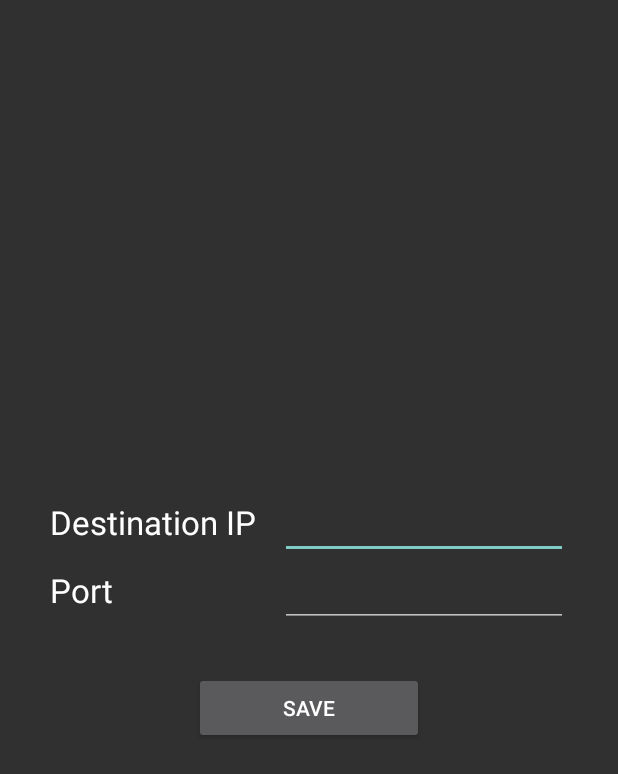
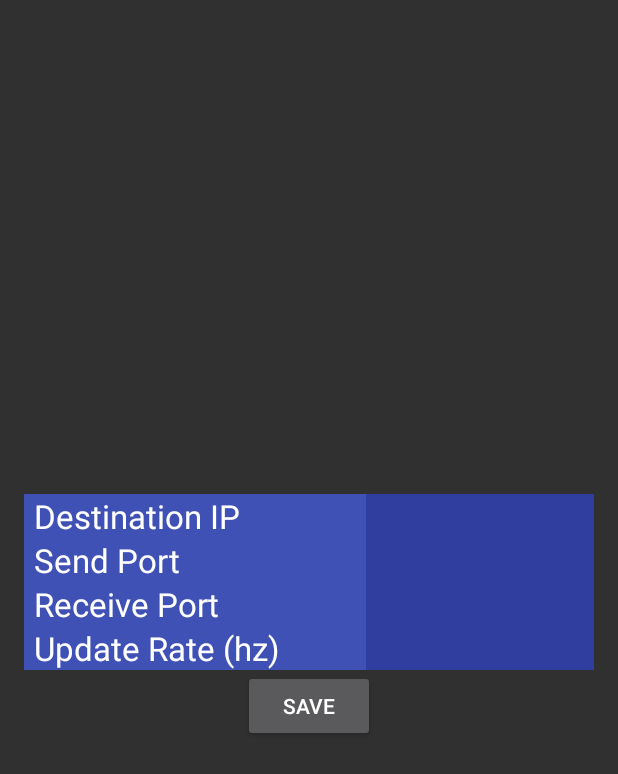
Before and after one commit to cameronfr/RobotRemote, an Android app: the layout activity_settings.xml on its own in the app's theme, with its tools: preview values and no code run, on a phone screen of 412 x 824 dp. Shown: the top 774 px of the screen. Run offline under Robolectric (Android 15) with nearby library versions, the phone set to English and light mode, and no system bars.

Commit message:
improved layout aesthetics

```diff
--- a/app/src/main/res/layout/activity_controller.xml
+++ b/app/src/main/res/layout/activity_controller.xml
@@ -17,12 +17,13 @@
 
 
         <TextView
-            android:layout_width="wrap_content"
+            android:layout_width="match_parent"
             android:layout_height="wrap_content"
             android:textAppearance="?android:attr/textAppearanceLarge"
             android:text="Telemetry Goes Here"
-            android:id="@+id/textView"
-            android:layout_gravity="center" />
+            android:id="@+id/telemetryText"
+            android:layout_gravity="center"
+            android:gravity="center"/>
     </FrameLayout>
 
     <LinearLayout
--- a/app/src/main/res/layout/activity_settings.xml
+++ b/app/src/main/res/layout/activity_settings.xml
@@ -1,68 +1,126 @@
 <?xml version="1.0" encoding="utf-8"?>
-<TableLayout xmlns:android="http://schemas.android.com/apk/res/android"
+
+<LinearLayout xmlns:android="http://schemas.android.com/apk/res/android"
     xmlns:tools="http://schemas.android.com/tools"
+    tools:context="com.cameronfranz.robotremote.SettingsActivity"
+    android:orientation="vertical"
     android:layout_width="match_parent"
     android:layout_height="match_parent"
     android:paddingBottom="@dimen/activity_vertical_margin"
     android:paddingLeft="@dimen/activity_horizontal_margin"
     android:paddingRight="@dimen/activity_horizontal_margin"
     android:paddingTop="@dimen/activity_vertical_margin"
-    tools:context="com.cameronfranz.robotremote.SettingsActivity"
-    android:gravity="center_vertical"
-    android:screenOrientation="landscape">
+    android:gravity="center">
 
 
-<TableRow
+    <LinearLayout
+        android:orientation="horizontal"
         android:layout_width="match_parent"
-        android:layout_height="match_parent"
-        android:gravity="center_horizontal">
+        android:layout_height="wrap_content">
 
         <TextView
-            android:layout_width="wrap_content"
-            android:layout_height="wrap_content"
+            android:paddingLeft="10px"
+            android:layout_width="0px"
+            android:layout_weight="0.6"
+            android:layout_height="match_parent"
             android:textAppearance="?android:attr/textAppearanceLarge"
-            android:text="Destination IP   "
-            android:id="@+id/textView2" />
+            android:text="Destination IP"
+            android:background="@color/blueColor"/>
 
         <EditText
-            android:layout_width="wrap_content"
-            android:layout_height="wrap_content"
+            android:gravity="center"
+            android:layout_width="0px"
+            android:layout_weight="0.4"
+            android:layout_height="match_parent"
             android:id="@+id/settingsIP"
-            android:layout_weight="0"
-            android:ems="9"
-            android:singleLine="true"
-            />
-    </TableRow>
+            android:textAppearance="?android:attr/textAppearanceLarge"
+            android:background="@color/greyColor"/>
 
-    <TableRow
+    </LinearLayout>
+
+    <LinearLayout
+        android:orientation="horizontal"
         android:layout_width="match_parent"
-        android:layout_height="match_parent"
-        android:gravity="center_horizontal">
+        android:layout_height="wrap_content">
 
         <TextView
-            android:layout_width="wrap_content"
-            android:layout_height="wrap_content"
+            android:paddingLeft="10px"
+            android:layout_width="0px"
+            android:layout_weight="0.6"
+            android:layout_height="match_parent"
             android:textAppearance="?android:attr/textAppearanceLarge"
-            android:text="Port"
-            android:id="@+id/textView3" />
+            android:text="Send Port"
+            android:background="@color/blueColor"/>
 
         <EditText
-            android:layout_width="wrap_content"
-            android:layout_height="wrap_content"
-            android:id="@+id/settingsPort"
-            android:ems="9"
-            android:singleLine="true" />
-    </TableRow>
+            android:gravity="center"
+            android:layout_width="0px"
+            android:layout_weight="0.4"
+            android:layout_height="match_parent"
+            android:id="@+id/settingsSendPort"
+            android:textAppearance="?android:attr/textAppearanceLarge"
+            android:background="@color/greyColor"/>
 
-    <TableRow android:paddingTop="30dp"
-        android:gravity="center_horizontal">
+    </LinearLayout>
+
+    <LinearLayout
+        android:orientation="horizontal"
+        android:layout_width="match_parent"
+        android:layout_height="wrap_content">
+
+        <TextView
+            android:paddingLeft="10px"
+            android:layout_width="0px"
+            android:layout_weight="0.6"
+            android:layout_height="match_parent"
+            android:textAppearance="?android:attr/textAppearanceLarge"
+            android:text="Receive Port"
+            android:background="@color/blueColor"/>
+
+        <EditText
+            android:gravity="center"
+            android:layout_width="0px"
+            android:layout_weight="0.4"
+            android:layout_height="match_parent"
+            android:id="@+id/settingsReceivePort"
+            android:textAppearance="?android:attr/textAppearanceLarge"
+            android:background="@color/greyColor"/>
+
+    </LinearLayout>
+
+    <LinearLayout
+        android:orientation="horizontal"
+        android:layout_width="match_parent"
+        android:layout_height="wrap_content">
+
+        <TextView
+            android:paddingLeft="10px"
+            android:layout_width="0px"
+            android:layout_weight="0.6"
+            android:layout_height="match_parent"
+            android:textAppearance="?android:attr/textAppearanceLarge"
+            android:text="Update Rate (hz)"
+            android:background="@color/blueColor"/>
+
+        <EditText
+            android:gravity="center"
+            android:layout_width="0px"
+            android:layout_weight="0.4"
+            android:layout_height="match_parent"
+            android:id="@+id/settingsUpdateRate"
+            android:textAppearance="?android:attr/textAppearanceLarge"
+            android:background="@color/greyColor"/>
+
+    </LinearLayout>
+
     <Button
+        android:layout_gravity="center"
         android:layout_width="wrap_content"
         android:layout_height="wrap_content"
         android:text="@string/save"
         android:onClick="saveSettings"
         />
 
-    </TableRow>
 
-</TableLayout>
+
+</LinearLayout>
```
Lines whose indentation alone changed are shown as unchanged.
